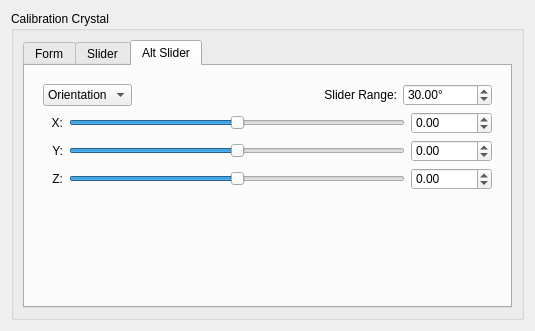
Before: the Qt Designer form hexrd/ui/resources/ui/calibration_crystal_editor.ui in HEXRD/hexrdgui, drawn with Qt 5.
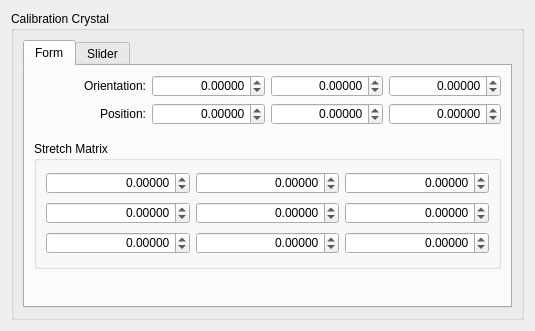
After: the same form once the commit is applied. The open tabs and pages were chosen to show the change.

Commit message:
Reset sliders range when parameters updated or mode changes
Also remove unused tab from .ui file

```diff
--- a/hexrd/ui/resources/ui/calibration_crystal_editor.ui
+++ b/hexrd/ui/resources/ui/calibration_crystal_editor.ui
@@ -531,227 +531,6 @@
           </item>
          </layout>
         </widget>
-        <widget class="QWidget" name="notused_slider_tab">
-         <attribute name="title">
-          <string>Alt Slider</string>
-         </attribute>
-         <layout class="QVBoxLayout" name="verticalLayout_2">
-          <item>
-           <widget class="QWidget" name="slidertab_widget" native="true">
-            <layout class="QVBoxLayout" name="verticalLayout">
-             <item>
-              <layout class="QHBoxLayout" name="horizontalLayout_3">
-               <item>
-                <widget class="QComboBox" name="slidertab_mode">
-                 <item>
-                  <property name="text">
-                   <string>Orientation</string>
-                  </property>
-                 </item>
-                 <item>
-                  <property name="text">
-                   <string>Position</string>
-                  </property>
-                 </item>
-                </widget>
-               </item>
-               <item>
-                <widget class="QLabel" name="slidertab_label_range">
-                 <property name="sizePolicy">
-                  <sizepolicy hsizetype="Preferred" vsizetype="Preferred">
-                   <horstretch>1</horstretch>
-                   <verstretch>0</verstretch>
-                  </sizepolicy>
-                 </property>
-                 <property name="toolTip">
-                  <string>&lt;html&gt;&lt;head/&gt;&lt;body&gt;&lt;p&gt;Modify the sensitivity of the sliders by setting the ranges that the sliders cover.&lt;/p&gt;&lt;p&gt;When the ranges are modified, the current slider values will be centered, and the min and max will be set to &amp;quot;current_value - range / 2&amp;quot; and &amp;quot;current_value + range / 2&amp;quot;, respectively.&lt;/p&gt;&lt;/body&gt;&lt;/html&gt;</string>
-                 </property>
-                 <property name="text">
-                  <string>Slider Range:</string>
-                 </property>
-                 <property name="alignment">
-                  <set>Qt::AlignRight|Qt::AlignTrailing|Qt::AlignVCenter</set>
-                 </property>
-                </widget>
-               </item>
-               <item>
-                <widget class="QDoubleSpinBox" name="slidertab_range">
-                 <property name="toolTip">
-                  <string>&lt;html&gt;&lt;head/&gt;&lt;body&gt;&lt;p&gt;Modify the sensitivity of the sliders by setting the ranges that the sliders cover.&lt;/p&gt;&lt;p&gt;When the ranges are modified, the current slider values will be centered, and the min and max will be set to &amp;quot;current_value - range / 2&amp;quot; and &amp;quot;current_value + range / 2&amp;quot;, respectively.&lt;/p&gt;&lt;/body&gt;&lt;/html&gt;</string>
-                 </property>
-                 <property name="keyboardTracking">
-                  <bool>false</bool>
-                 </property>
-                 <property name="suffix">
-                  <string>°</string>
-                 </property>
-                 <property name="minimum">
-                  <double>0.000000000000000</double>
-                 </property>
-                 <property name="maximum">
-                  <double>100000.000000000000000</double>
-                 </property>
-                 <property name="singleStep">
-                  <double>0.100000000000000</double>
-                 </property>
-                 <property name="value">
-                  <double>30.000000000000000</double>
-                 </property>
-                </widget>
-               </item>
-              </layout>
-             </item>
-             <item>
-              <layout class="QGridLayout" name="gridLayout_5">
-               <item row="0" column="0">
-                <widget class="QLabel" name="slidertab_label_0">
-                 <property name="minimumSize">
-                  <size>
-                   <width>20</width>
-                   <height>0</height>
-                  </size>
-                 </property>
-                 <property name="text">
-                  <string>X:</string>
-                 </property>
-                 <property name="alignment">
-                  <set>Qt::AlignRight|Qt::AlignTrailing|Qt::AlignVCenter</set>
-                 </property>
-                </widget>
-               </item>
-               <item row="0" column="1">
-                <widget class="QSlider" name="slidertab_slider_0">
-                 <property name="sizePolicy">
-                  <sizepolicy hsizetype="Expanding" vsizetype="Fixed">
-                   <horstretch>1</horstretch>
-                   <verstretch>0</verstretch>
-                  </sizepolicy>
-                 </property>
-                 <property name="minimum">
-                  <number>-100000</number>
-                 </property>
-                 <property name="maximum">
-                  <number>100000</number>
-                 </property>
-                 <property name="orientation">
-                  <enum>Qt::Horizontal</enum>
-                 </property>
-                </widget>
-               </item>
-               <item row="0" column="2">
-                <widget class="QDoubleSpinBox" name="slidertab_sb_0">
-                 <property name="keyboardTracking">
-                  <bool>false</bool>
-                 </property>
-                 <property name="minimum">
-                  <double>-10000.000000000000000</double>
-                 </property>
-                 <property name="maximum">
-                  <double>10000.000000000000000</double>
-                 </property>
-                 <property name="singleStep">
-                  <double>0.100000000000000</double>
-                 </property>
-                </widget>
-               </item>
-               <item row="1" column="0">
-                <widget class="QLabel" name="slidertab_label_1">
-                 <property name="text">
-                  <string>Y:</string>
-                 </property>
-                 <property name="alignment">
-                  <set>Qt::AlignRight|Qt::AlignTrailing|Qt::AlignVCenter</set>
-                 </property>
-                </widget>
-               </item>
-               <item row="1" column="1">
-                <widget class="QSlider" name="slidertab_slider_1">
-                 <property name="minimum">
-                  <number>-100000</number>
-                 </property>
-                 <property name="maximum">
-                  <number>100000</number>
-                 </property>
-                 <property name="orientation">
-                  <enum>Qt::Horizontal</enum>
-                 </property>
-                </widget>
-               </item>
-               <item row="1" column="2">
-                <widget class="QDoubleSpinBox" name="slidertab_sb_1">
-                 <property name="keyboardTracking">
-                  <bool>false</bool>
-                 </property>
-                 <property name="minimum">
-                  <double>-10000.000000000000000</double>
-                 </property>
-                 <property name="maximum">
-                  <double>10000.000000000000000</double>
-                 </property>
-                 <property name="singleStep">
-                  <double>0.100000000000000</double>
-                 </property>
-                </widget>
-               </item>
-               <item row="2" column="0">
-                <widget class="QLabel" name="slidertab_label_2">
-                 <property name="text">
-                  <string>Z:</string>
-                 </property>
-                 <property name="alignment">
-                  <set>Qt::AlignRight|Qt::AlignTrailing|Qt::AlignVCenter</set>
-                 </property>
-                </widget>
-               </item>
-               <item row="2" column="1">
-                <widget class="QSlider" name="slidertab_slider_2">
-                 <property name="minimum">
-                  <number>-100000</number>
-                 </property>
-                 <property name="maximum">
-                  <number>100000</number>
-                 </property>
-                 <property name="orientation">
-                  <enum>Qt::Horizontal</enum>
-                 </property>
-                </widget>
-               </item>
-               <item row="2" column="2">
-                <widget class="QDoubleSpinBox" name="slidertab_sb_2">
-                 <property name="keyboardTracking">
-                  <bool>false</bool>
-                 </property>
-                 <property name="minimum">
-                  <double>-10000.000000000000000</double>
-                 </property>
-                 <property name="maximum">
-                  <double>10000.000000000000000</double>
-                 </property>
-                 <property name="singleStep">
-                  <double>0.100000000000000</double>
-                 </property>
-                </widget>
-               </item>
-              </layout>
-             </item>
-             <item>
-              <spacer name="verticalSpacer_4">
-               <property name="orientation">
-                <enum>Qt::Vertical</enum>
-               </property>
-               <property name="sizeHint" stdset="0">
-                <size>
-                 <width>20</width>
-                 <height>40</height>
-                </size>
-               </property>
-              </spacer>
-             </item>
-            </layout>
-           </widget>
-          </item>
-         </layout>
-        </widget>
        </widget>
       </item>
      </layout>
```
The commit also changes 2 other files.
